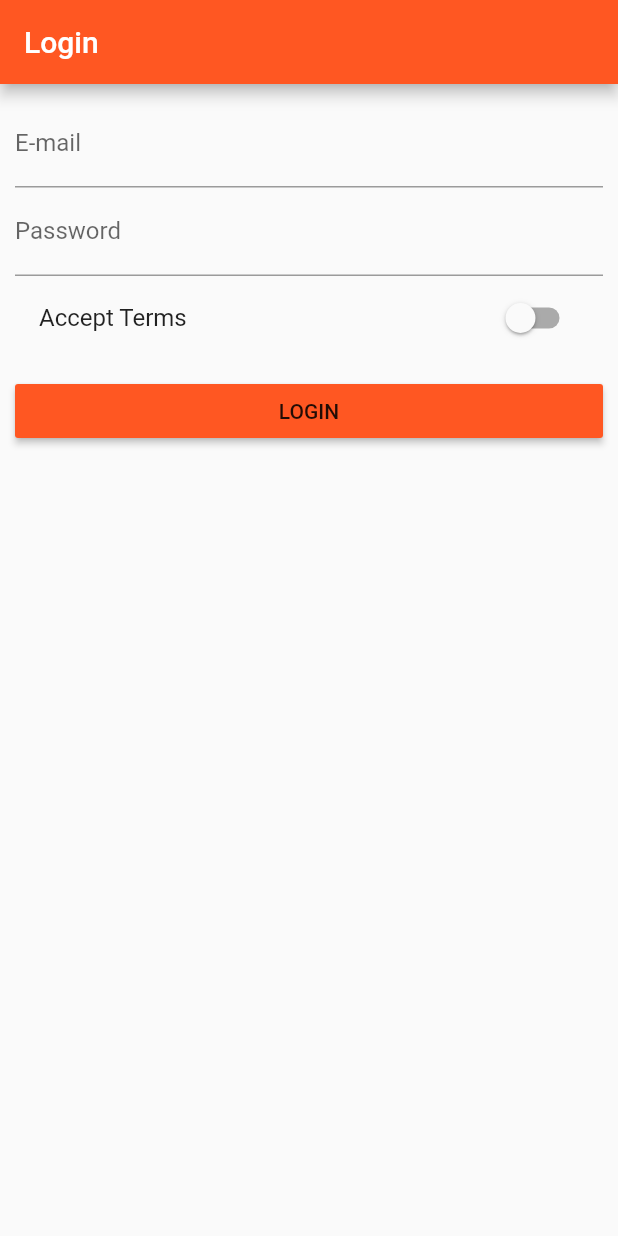
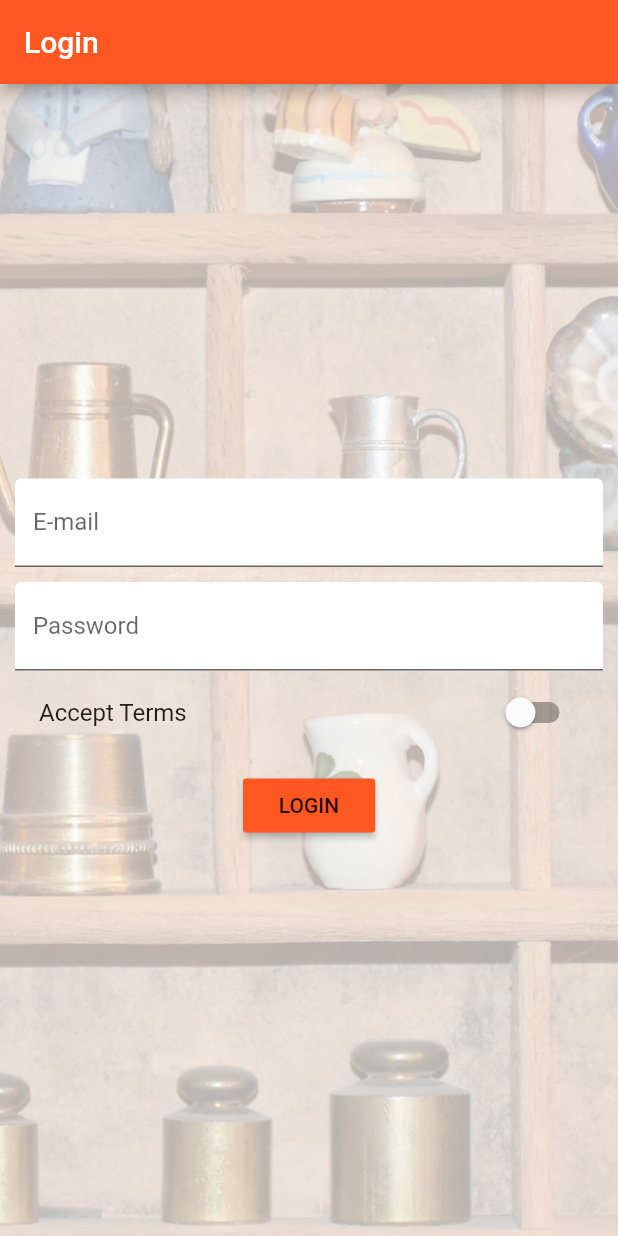
Before and after one commit to MateuszNaKodach/flutter_course_application, a Flutter app: the screen it shows after launch, on a phone screen of 412 x 824 dp. Run offline on Flutter 3.47's test engine with Material 2 defaults, Android fonts, the phone set to English and light mode, and no system bars.

```diff
--- a/lib/pages/auth.dart
+++ b/lib/pages/auth.dart
@@ -25,18 +25,35 @@ class _AuthPageState extends State<AuthPage> {
     return Scaffold(
         appBar: AppBar(title: Text('Login')),
         body: Container(
-          margin: EdgeInsets.all(10.0),
-          child: ListView(
+          decoration: BoxDecoration(
+            image: DecorationImage(
+              fit: BoxFit.cover,
+              colorFilter: ColorFilter.mode(
+                  Colors.black.withOpacity(0.3), BlendMode.dstATop),
+              image: AssetImage('assets/background.jpg'),
+            ),
+          ),
+          padding: EdgeInsets.all(10.0),
+          child: Center(
+            child: SingleChildScrollView(
+              child: Column(
                 children: [
                   TextField(
-                decoration: InputDecoration(labelText: 'E-mail'),
+                    decoration: InputDecoration(
+                        labelText: 'E-mail',
+                        filled: true,
+                        fillColor: Colors.white),
                     keyboardType: TextInputType.emailAddress,
                     onChanged: (String value) {
                       _emailValue = value;
                     },
                   ),
+                  SizedBox(height: 10.0),
                   TextField(
-                decoration: InputDecoration(labelText: 'Password'),
+                    decoration: InputDecoration(
+                        labelText: 'Password',
+                        filled: true,
+                        fillColor: Colors.white),
                     obscureText: true,
                     onChanged: (String value) {
                       _passwordValue = value;
@@ -57,6 +74,8 @@ class _AuthPageState extends State<AuthPage> {
                       onPressed: () => widget._navigateToProductsPage(context))
                 ],
               ),
+            ),
+          ),
         ));
   }
 }
--- a/pubspec.yaml
+++ b/pubspec.yaml
@@ -39,6 +39,7 @@ flutter:
   # To add assets to your application, add an assets section, like this:
   assets:
     - assets/food.jpg
+    - assets/background.jpg
   #  - images/a_dot_ham.jpeg
 
   # An image asset can refer to one or more resolution-specific "variants", see
```
Also changed, not shown: assets/background.jpg (added). Lines whose indentation alone changed are shown as unchanged.
